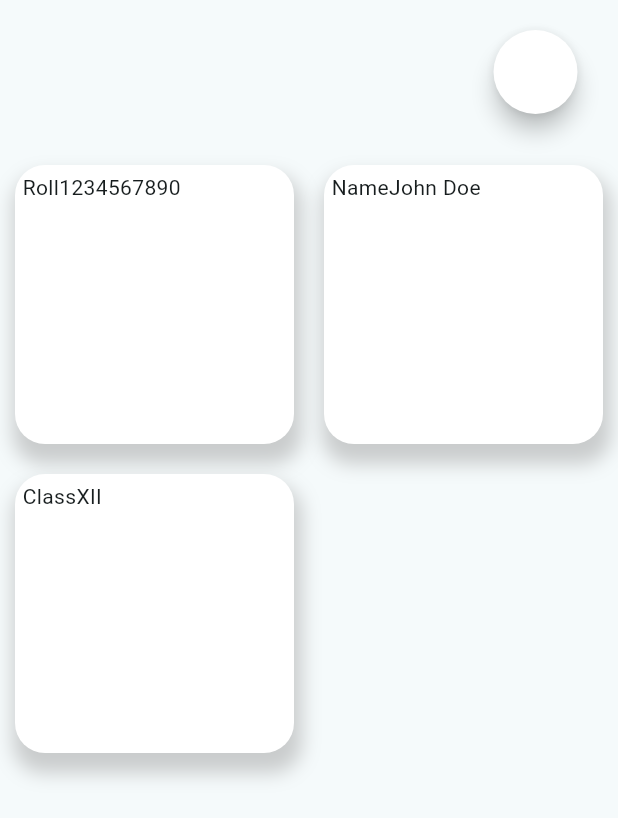
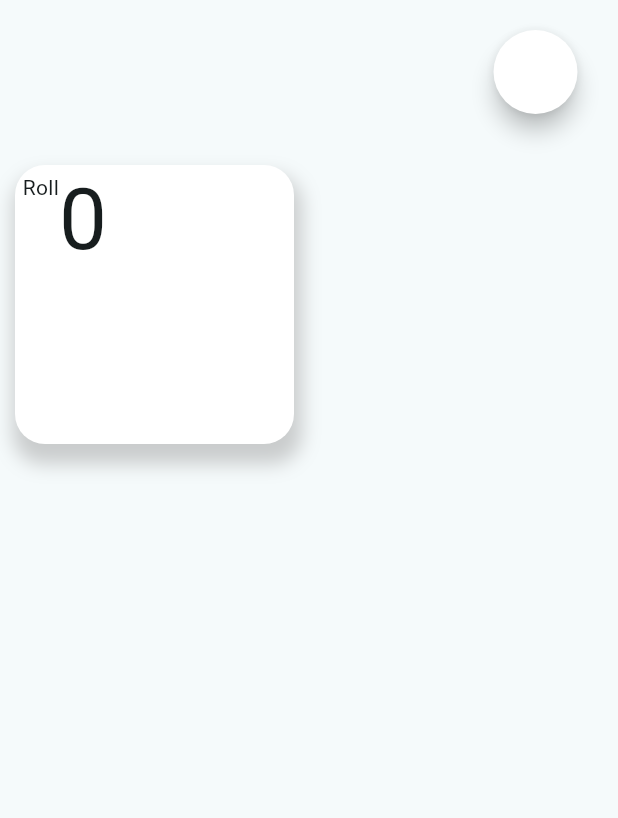
Before and after one commit to koebelt/Data-Dashboard, a Flutter app: the screen it shows after launch, on a phone screen of 412 x 824 dp. Shown: the top 818 px of the screen. Run offline on Flutter 3.47's test engine with Material 2 defaults, Android fonts, the phone set to English and light mode, and no system bars; our stand-ins replace flutter_blue_plus; missing offline and left inert: libserialport.

Commit message:
Feat: serial device now stored in main class, datastream in place

```diff
--- a/lib/DeviceIcon.dart
+++ b/lib/DeviceIcon.dart
@@ -1,8 +1,12 @@
 import 'package:flutter/material.dart';
 import 'DeviceConnection.dart';
+import 'Device.dart';
 
 class DeviceIcon extends StatefulWidget {
-  const DeviceIcon({super.key});
+  const DeviceIcon({super.key, required this.device, required this.setDevice});
+
+  final Device? device;
+  final Function(Device?) setDevice;
 
   @override
   State<DeviceIcon> createState() => _DeviceIconState();
@@ -25,12 +29,10 @@ class _DeviceIconState extends State<DeviceIcon> {
       ),
     );
   }
-}
-
 
   Route _createRoute() {
     return PageRouteBuilder(
-    pageBuilder: (context, animation, secondaryAnimation) => const DeviceConnection(),
+      pageBuilder: (context, animation, secondaryAnimation) => DeviceConnection(device: widget.device, setDevice: widget.setDevice),
       transitionsBuilder: (context, animation, secondaryAnimation, child) {
         const begin = Offset(0.0, 1.0);
         const end = Offset.zero;
@@ -45,3 +47,4 @@ Route _createRoute() {
       },
     );
   }
+}
--- a/lib/main.dart
+++ b/lib/main.dart
@@ -2,6 +2,7 @@ import 'package:flutter/material.dart';
 import 'DeviceIcon.dart';
 import 'Dashboard.dart';
 import 'DashboardItem.dart';
+import 'Device.dart';
 
 void main() {
   runApp(const MyApp());
@@ -35,6 +36,17 @@ class MyHomePage extends StatefulWidget {
 }
 
 class _MyHomePageState extends State<MyHomePage> {
+  Device? device;
+  Stream<String>? dataStream;
+
+  setDevice(Device? device) {
+    setState(() {
+      this.device = device;
+      this.device!.connect().then((_) {
+        this.dataStream = device?.readData();
+      });
+    });
+  }
 
   @override
   Widget build(BuildContext context) {
@@ -44,18 +56,38 @@ class _MyHomePageState extends State<MyHomePage> {
     // The Flutter framework has been optimized to make rerunning build methods
     // fast, so that you can just rebuild anything that needs updating rather
     // than having to individually change instances of widgets.
-    return const Scaffold(
-      floatingActionButton: DeviceIcon(),
-      floatingActionButtonLocation: FloatingActionButtonLocation.miniEndTop,
+    return Scaffold(
+        floatingActionButton: DeviceIcon(device: device, setDevice: setDevice),
+        floatingActionButtonLocation: FloatingActionButtonLocation.miniEndTop,
+        body: Padding(
+          padding: EdgeInsets.only(top: 100),
+          child: Dashboard(childrens: [
+            DashboardItem(
+              title: "Roll",
+              child: StreamBuilder<String>(
+                stream: dataStream,
+                builder: (context, snapshot) {
+                  if (snapshot.hasError) {
+                    return Text('Error: ${snapshot.error}');
+                  }
+                  if (snapshot.connectionState == ConnectionState.waiting) {
+                    return const Text('Awaiting result...');
+                  }
+                  var data = snapshot.data ?? "0";
 
-      body: Padding(
-        padding: EdgeInsets.only(top: 100),
-        child: Dashboard(childrens: [
-          DashboardItem(title: "Roll", child: Text("1234567890")),
-          DashboardItem(title: "Name", child: Text("John Doe")),
-          DashboardItem(title: "Class", child: Text("XII")),
-        ]),
-      )
-    );
+                  return Column(
+                    mainAxisAlignment: MainAxisAlignment.center,
+                    children: <Widget>[
+                      Text(
+                        data,
+                        style: Theme.of(context).textTheme.headline1,
+                      ),
+                    ],
+                  );
+                },
+              ),
+            ),
+          ]),
+        ));
   }
 }
```
Also changed, not shown: lib/Device.dart (+43 -38 lines), lib/DeviceConnection.dart (+6 -2 lines), lib/SerialDeviceConnection.dart (+30 -8 lines). Lines whose indentation alone changed are shown as unchanged.
